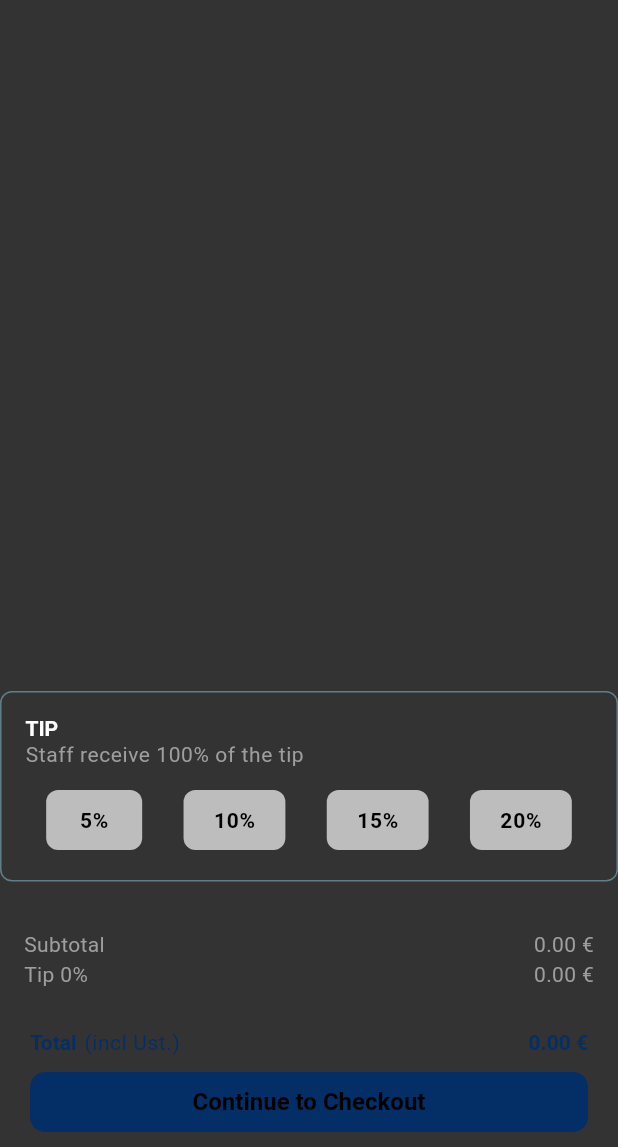
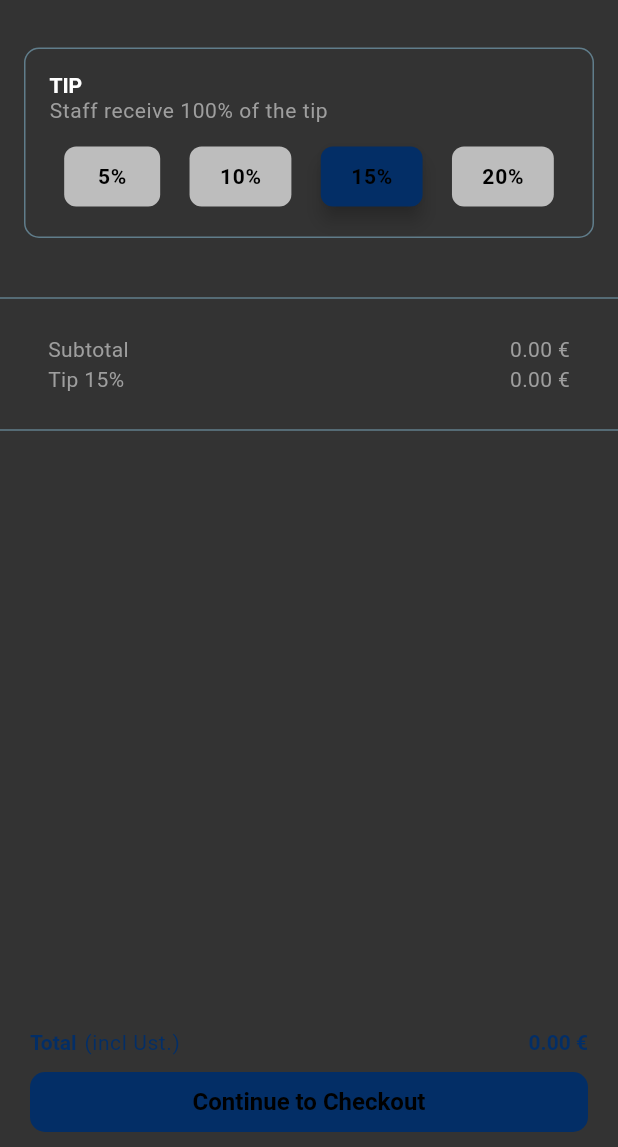
Before and after one commit to BenjaminNightscale/white_label_customer_flutter, a Flutter app: the CartPage screen opened directly, swiped to page 2, on a phone screen of 412 x 824 dp, the part 89-1236 px from its top. Run offline on Flutter 3.47's test engine with Material 3 defaults, Android fonts, the phone set to English and light mode, and no system bars; our stand-ins replace cloud_firestore, cloud_functions, firebase_auth, firebase_core, flutter_slidable, scrollable_positioned_list; missing offline and left inert: flutter_stripe; accounts and stored records are empty.

Commit message:
flutter upgrade

```diff
--- a/lib/components/bottom_cart_popup.dart
+++ b/lib/components/bottom_cart_popup.dart
@@ -11,7 +11,7 @@ class BottomCartPopup extends StatelessWidget {
 
     return Container(
       color: Theme.of(context).colorScheme.background,
-      padding: const EdgeInsets.only(left: 10.0, right: 10.0, top: 0.0, bottom: 25),
+      padding: const EdgeInsets.only(left: 10.0, right: 10.0, top: 5.0, bottom: 40),
       child: Row(
         children: [
           Expanded(
--- a/lib/components/cart/cart.dart
+++ b/lib/components/cart/cart.dart
@@ -3,13 +3,14 @@ import 'package:white_label_customer_flutter/services/database/drink.dart';
 
 class Cart with ChangeNotifier {
   final List<Drink> _items = [];
-  double _tipPercentage = 0.0; // Neue Eigenschaft für Trinkgeld
+  double _tipPercentage = 15.0; // Default tip percentage
 
   List<Drink> get items => _items;
   double get tipPercentage => _tipPercentage;
 
   void addItem(Drink drink) {
-    var existingItem = _items.firstWhere((item) => item.id == drink.id, orElse: () => Drink(
+    var existingItem = _items.firstWhere((item) => item.id == drink.id,
+        orElse: () => Drink(
               id: drink.id,
               name: drink.name,
               category: drink.category,
@@ -37,17 +38,22 @@ class Cart with ChangeNotifier {
   }
 
   double get subtotal {
-    return _items.fold(0.0, (total, current) => total + current.price * current.quantity);
+    return _items.fold(
+        0.0, (total, current) => total + current.price * current.quantity);
   }
 
   void setTipPercentage(double percentage) {
+    if (_tipPercentage == percentage) {
+      _tipPercentage = 0.0; // Deselect if the same percentage is pressed again
+    } else {
       _tipPercentage = percentage;
+    }
     notifyListeners();
   }
 
   void clear() {
     _items.clear();
-    _tipPercentage = 0.0; // Trinkgeld zurücksetzen
+    _tipPercentage = 0.0; // Reset tip
     notifyListeners();
   }
 
--- a/lib/components/cart/cart_view.dart
+++ b/lib/components/cart/cart_view.dart
@@ -98,7 +98,6 @@ class CartView extends StatelessWidget {
                             ],
                           ),
                         ),
-                        Divider(color: Theme.of(context).colorScheme.outline),
                         SummaryArea(),
                         Divider(color: Theme.of(context).colorScheme.outline),
                       ],
--- a/lib/components/cart/checkout_view.dart
+++ b/lib/components/cart/checkout_view.dart
@@ -13,12 +13,17 @@ class CheckoutView extends StatelessWidget {
   Widget build(BuildContext context) {
     final cart = Provider.of<Cart>(context);
 
-    return Padding(
-      padding: const EdgeInsets.all(0.0),
+    return Scaffold(
+      body: SingleChildScrollView(
         child: Column(
           children: [
-          Expanded(
-            child: ListView.builder(
+            Padding(
+              padding: const EdgeInsets.all(16.0), // Padding around the main content
+              child: Column(
+                children: [
+                  ListView.builder(
+                    shrinkWrap: true, // Ensure it takes only as much space as needed
+                    physics: NeverScrollableScrollPhysics(), // Disable internal scrolling
                     itemCount: cart.items.length,
                     itemBuilder: (context, index) {
                       final item = cart.items[index];
@@ -30,10 +35,18 @@ class CheckoutView extends StatelessWidget {
                       );
                     },
                   ),
+                  TipSection(),
+                ],
               ),
-          TipSection(), // Use the TipSection component here
-          SummaryArea(), // Use the SummaryArea here
+            ),
+            Divider(color: Theme.of(context).colorScheme.outline),
+            Padding(
+              padding: const EdgeInsets.symmetric(horizontal: 16.0),
+              child: SummaryArea(),
+            ),
+            Divider(color: Theme.of(context).colorScheme.outline),
           ],
+        ),
       ),
     );
   }
@@ -51,7 +64,8 @@ class CheckoutView extends StatelessWidget {
       );
 
       // Display the Stripe Payment Sheet
-      await Stripe.instance.initPaymentSheet(paymentSheetParameters: SetupPaymentSheetParameters(
+      await Stripe.instance.initPaymentSheet(
+          paymentSheetParameters: SetupPaymentSheetParameters(
         paymentIntentClientSecret: clientSecret,
         style: ThemeMode.system,
         merchantDisplayName: 'Your Merchant Name',
@@ -68,7 +82,8 @@ class CheckoutView extends StatelessWidget {
       if (e is StripeException) {
         print('Error from Stripe: ${e.error.localizedMessage}');
         ScaffoldMessenger.of(context).showSnackBar(
-          SnackBar(content: Text('Payment failed: ${e.error.localizedMessage}')),
+          SnackBar(
+              content: Text('Payment failed: ${e.error.localizedMessage}')),
         );
       } else {
         print('Error: $e');
--- a/lib/components/cart/tip_section.dart
+++ b/lib/components/cart/tip_section.dart
@@ -12,7 +12,7 @@ class TipSection extends StatelessWidget {
       padding: const EdgeInsets.all(16.0),
       decoration: BoxDecoration(
         border: Border.all(color: Theme.of(context).colorScheme.outline),
-        borderRadius: BorderRadius.circular(8.0),
+        borderRadius: BorderRadius.circular(10.0),
       ),
       child: Column(
         crossAxisAlignment: CrossAxisAlignment.start,
@@ -67,6 +67,7 @@ class TipSection extends StatelessWidget {
           },
           child: Text(label, style: Theme.of(context).textTheme.labelSmall),
         ),
+
       ],
     );
   }
```
Also changed, not shown: lib/pages/order_page.dart (+34 -20 lines), lib/services/auth/auth_service.dart (+5 -5 lines), pubspec.yaml (+8 -8 lines), pubspec.lock, 2 other files. Lines whose indentation alone changed are shown as unchanged.
